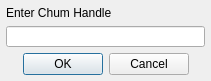
henry232323/Pesterchum, file themes/pesterchum2.5/ui/AddFriendDialog.ui: the form before one commit.
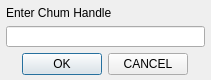
The form after the commit.

Commit message: Dialogs, formatting. Sorry Pesterchum is down today

Diff of the .ui file:
```diff
--- a/themes/pesterchum2.5/ui/AddFriendDialog.ui
+++ b/themes/pesterchum2.5/ui/AddFriendDialog.ui
@@ -7,7 +7,7 @@
     <x>0</x>
     <y>0</y>
     <width>211</width>
-    <height>81</height>
+    <height>80</height>
    </rect>
   </property>
   <property name="windowTitle">
@@ -37,14 +37,57 @@
      <widget class="QLineEdit" name="addChumInput"/>
     </item>
     <item>
-     <widget class="QDialogButtonBox" name="confirmButtonBox">
-      <property name="standardButtons">
-       <set>QDialogButtonBox::Cancel|QDialogButtonBox::Ok</set>
+     <layout class="QHBoxLayout" name="horizontalLayout_2">
+      <property name="spacing">
+       <number>6</number>
       </property>
-      <property name="centerButtons">
-       <bool>true</bool>
-      </property>
-     </widget>
+      <item>
+       <spacer name="horizontalSpacer_3">
+        <property name="orientation">
+         <enum>Qt::Horizontal</enum>
+        </property>
+        <property name="sizeHint" stdset="0">
+         <size>
+          <width>40</width>
+          <height>20</height>
+         </size>
+        </property>
+       </spacer>
+      </item>
+      <item>
+       <widget class="QPushButton" name="acceptButton">
+        <property name="sizePolicy">
+         <sizepolicy hsizetype="Minimum" vsizetype="Fixed">
+          <horstretch>0</horstretch>
+          <verstretch>0</verstretch>
+         </sizepolicy>
+        </property>
+        <property name="text">
+         <string>OK</string>
+        </property>
+       </widget>
+      </item>
+      <item>
+       <widget class="QPushButton" name="rejectButton">
+        <property name="text">
+         <string>CANCEL</string>
+        </property>
+       </widget>
+      </item>
+      <item>
+       <spacer name="horizontalSpacer_4">
+        <property name="orientation">
+         <enum>Qt::Horizontal</enum>
+        </property>
+        <property name="sizeHint" stdset="0">
+         <size>
+          <width>40</width>
+          <height>20</height>
+         </size>
+        </property>
+       </spacer>
+      </item>
+     </layout>
     </item>
    </layout>
   </widget>
```
Left out of the diff: 6 changed lines with no effect on the pictures. The commit also changes 7 other files.
